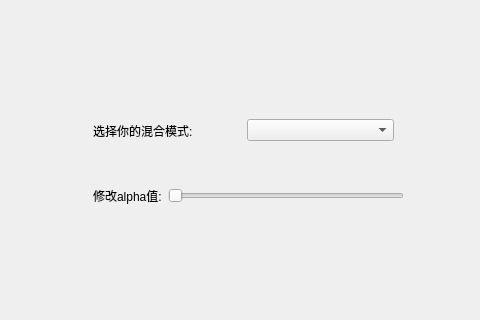
Before: the Qt Designer form ImageWithUI/BlendWindow.ui in Obj4ct/ImageWithUI, drawn with Qt 5; both pictures show x 577 to 1057 and y 190 to 510 of the 1057 by 769 pixel window.
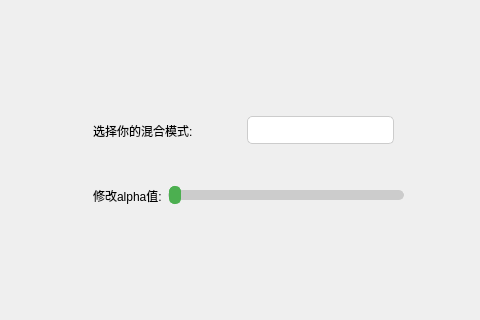
After: the same form once the commit is applied.

```diff
--- a/ImageWithUI/BlendWindow.ui
+++ b/ImageWithUI/BlendWindow.ui
@@ -13,6 +13,52 @@
   <property name="windowTitle">
    <string>图层混合</string>
   </property>
+  <property name="styleSheet">
+   <string notr="true">/* QComboBox 样式 */
+QComboBox {
+    background-color: #ffffff; /* 背景颜色 */
+    border: 1px solid #ccc; /* 边框样式 */
+    border-radius: 5px; /* 圆角半径 */
+    padding: 5px; /* 内边距 */
+    color: #333; /* 文本颜色 */
+}
+
+QComboBox:hover {
+    border-color: #007BFF; /* 鼠标悬停时的边框颜色 */
+}
+
+
+
+QComboBox::drop-down {
+    subcontrol-origin: padding;
+    subcontrol-position: top right;
+    width: 15px; /* 下拉箭头区域的宽度 */
+    border-left-width: 0px; /* 隐藏下拉区域的左边框 */
+}
+
+/* QSlider 样式 */
+QSlider {
+    background-color: #f0f0f0; /* 背景颜色 */
+    height: 10px; /* 高度 */
+    margin: 5px 0; /* 外边距 */
+}
+
+QSlider::groove {
+    background-color: #ccc; /* 槽的颜色 */
+    border: 1px solid #ccc; /* 槽的边框样式 */
+    border-radius: 5px; /* 圆角半径 */
+}
+
+QSlider::handle {
+    background-color: #4CAF50; /* 滑块颜色 */
+    border: 1px solid #4CAF50; /* 滑块边框样式 */
+    width: 10px; /* 宽度 */
+    height: 20px; /* 高度 */
+    margin: -5px 0; /* 外边距 */
+    border-radius: 5px; /* 圆角半径 */
+}
+</string>
+  </property>
   <widget class="QWidget" name="widget" native="true">
    <property name="geometry">
     <rect>
```
